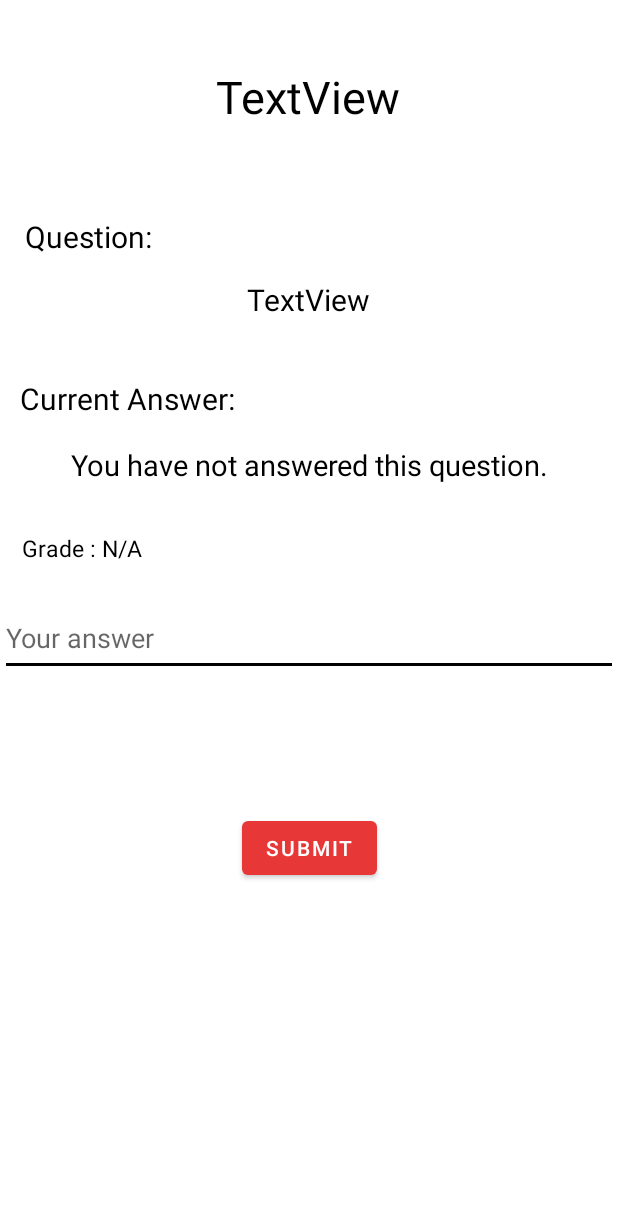
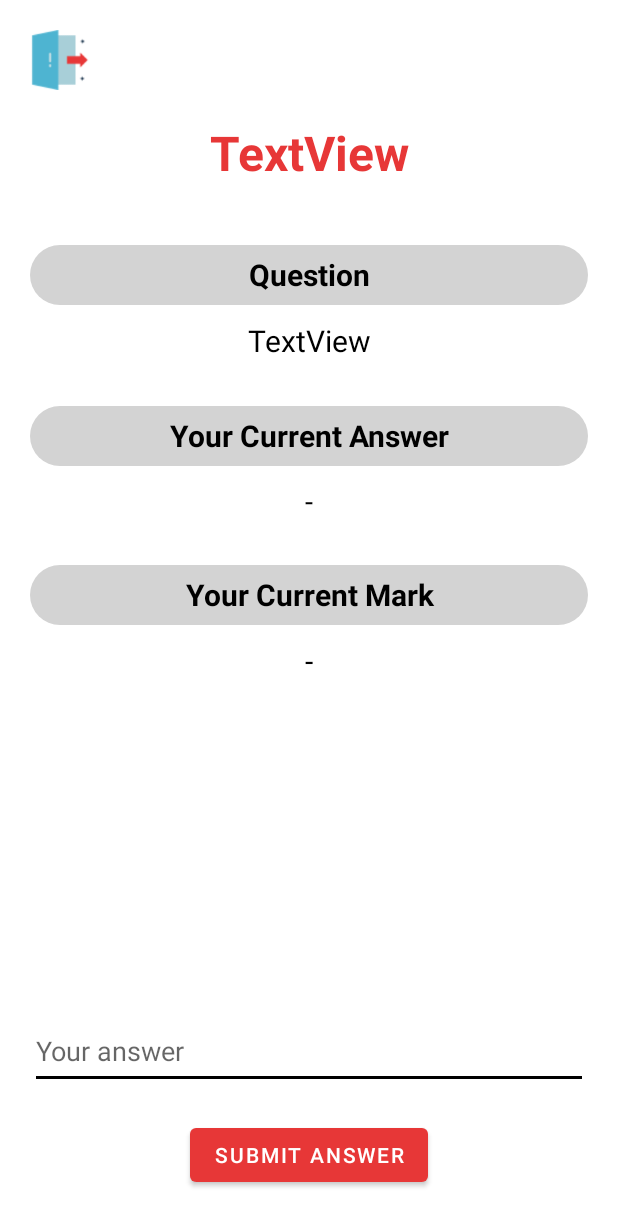
Before and after one commit to MohammadHejri/Mobile-Programming-HW1, an Android app: the StudentHomeworkPage screen opened directly, with no data from a screen before it, on a phone screen of 412 x 824 dp. Shown: the top 1226 px of the screen. Run offline under Robolectric (Android 15) with nearby library versions, the phone set to English and light mode, and no system bars; 3 statements that could not run were skipped.

Commit message:
homework Submission done

```diff
--- a/app/src/main/java/edu/sharif/courseware/controller/HomeworkController.java
+++ b/app/src/main/java/edu/sharif/courseware/controller/HomeworkController.java
@@ -32,7 +32,6 @@ public class HomeworkController {
     }
 
     public ArrayList<Homework> getHomeworksByCourse(int courseId) {
-        Course course = Course.getCourse(context, courseId);
         try {
             return Homework.getHomeworksOfCourse(context, courseId);
         } catch (Exception e){
--- a/app/src/main/java/edu/sharif/courseware/model/Submission.java
+++ b/app/src/main/java/edu/sharif/courseware/model/Submission.java
@@ -67,7 +67,7 @@ public class Submission {
         contentValues.put(DBHelper.HOMEWORK_COURSE_ID, course_id);
         contentValues.put(DBHelper.SUBMISSION_STUDENT, studentUsername);
         contentValues.put(DBHelper.SUBMISSION_ANSWER, answer);
-
+        contentValues.put(DBHelper.SUBMISSION_MARK, -1);
         db.insert(DBHelper.SUBMISSION_TABLE_NAME, null, contentValues);
         Homework homework = Homework.getHomework(context, course_id, hwName);
         Student student = Student.getStudent(context, studentUsername);
--- a/app/src/main/java/edu/sharif/courseware/view/StudentCoursePage.java
+++ b/app/src/main/java/edu/sharif/courseware/view/StudentCoursePage.java
@@ -72,7 +72,7 @@ public class StudentCoursePage extends AppCompatActivity implements HomeworkRecy
                 if (error == null) {
                     Homework homework = homeworkController.getHomework(CourseRepository.getInstance().getCourseId(), homeworkName);
                     if (homework != null) {
-                        String message = "Successfully entered " + homework.getName() + " homework page";
+                        String message = "Successfully entered " + homework.getName() + " page";
                         Toast.makeText(getApplicationContext(), message, Toast.LENGTH_SHORT).show();
                         HomeworkRepository.getInstance().setHomeworkName(homeworkName);
                         startActivity(new Intent(StudentCoursePage.this, StudentHomeworkPage.class));
@@ -122,7 +122,7 @@ public class StudentCoursePage extends AppCompatActivity implements HomeworkRecy
     @Override
     public void onHomeworkClick(int position) {
         Homework homework = mHomeworks.get(position);
-        String message = "Successfully entered " + homework.getName() + " homework page";
+        String message = "Successfully entered " + homework.getName() + " page";
         Toast.makeText(getApplicationContext(), message, Toast.LENGTH_SHORT).show();
         HomeworkRepository.getInstance().setHomeworkName(homework.getName());
         startActivity(new Intent(StudentCoursePage.this, StudentHomeworkPage.class));
--- a/app/src/main/java/edu/sharif/courseware/view/StudentHomeworkPage.java
+++ b/app/src/main/java/edu/sharif/courseware/view/StudentHomeworkPage.java
@@ -4,6 +4,7 @@ import androidx.appcompat.app.AppCompatActivity;
 
 import android.annotation.SuppressLint;
 import android.os.Bundle;
+import android.util.Log;
 import android.view.View;
 import android.widget.Button;
 import android.widget.EditText;
@@ -30,6 +31,7 @@ public class StudentHomeworkPage extends AppCompatActivity {
         Course course = CourseRepository.getInstance().getCourse(getApplicationContext());
         Homework homework = Homework.getHomework(getApplicationContext(),course.getId(),
                 HomeworkRepository.getInstance().getHomeworkName());
+
         TextView homeworkName = findViewById(R.id.homeworkName);
         TextView homeworkQuestion = findViewById(R.id.homeworkQuestion);
         TextView homeworkGrade = findViewById(R.id.homeworkGrade);
@@ -38,17 +40,18 @@ public class StudentHomeworkPage extends AppCompatActivity {
         Button submitButton = findViewById(R.id.submitButton);
 
         try {
-            submission = Submission.getSubmission(getApplicationContext(),course.getId(),homework.getName(),
+            submission = Submission.getSubmission(getApplicationContext(), course.getId(), homework.getName(),
                     LoginRepository.getInstance().getUsername());
-            previousAnswer.setText(submission.getAnswer());
-            homeworkGrade.setText(submission.getMark() == -1 ? "Grade : N/A" : "Grade : " + Float.toString(submission.getMark()));
-        }catch (Exception e) {
+            submitButton.setText("UPDATE ANSWER");
+            previousAnswer.setText(submission.getAnswer().trim().isEmpty()? "-" : submission.getAnswer().trim());
+            homeworkGrade.setText(submission.getMark() == (float) -1 ? "-" : String.valueOf(submission.getMark()));
+        } catch (Exception e) {
             submission = null;
-            homeworkGrade.setText("Grade : N/A");
-            previousAnswer.setText("You have not answered this question.");
+            homeworkGrade.setText("-");
+            previousAnswer.setText("-");
         }
 
-        submitButton.setEnabled(submission == null || submission.getMark() != -1);
+        submitButton.setEnabled(submission == null || submission.getMark() == -1);
         homeworkName.setText(homework.getName());
         homeworkQuestion.setText(homework.getQuestion());
         submitButton.setOnClickListener(new View.OnClickListener() {
@@ -59,15 +62,15 @@ public class StudentHomeworkPage extends AppCompatActivity {
                 if(submission == null){
                     submission = Submission.createSubmission(getApplicationContext(), course.getId(),
                             homework.getName(), LoginRepository.getInstance().getUsername(), answer);
-                    Toast.makeText(getApplicationContext(), "Your answer has been submitted.", Toast.LENGTH_SHORT).show();
+                    Toast.makeText(getApplicationContext(), "Answer successfully submitted", Toast.LENGTH_SHORT).show();
+                    submitButton.setText("UPDATE ANSWER");
                 } else {
                     Submission.updateSubmissionAnswer(getApplicationContext(), course.getId(),
                             homework.getName(), LoginRepository.getInstance().getUsername(), answer);
-                    Toast.makeText(getApplicationContext(), "Your answer has been updated.", Toast.LENGTH_SHORT).show();
+                    Toast.makeText(getApplicationContext(), "Answer successfully updated", Toast.LENGTH_SHORT).show();
                 }
+                homeworkAnswer.setText("");
             }
         });
-
-
     }
 }
--- a/app/src/main/res/layout/activity_student_homework_page.xml
+++ b/app/src/main/res/layout/activity_student_homework_page.xml
@@ -4,117 +4,145 @@
     xmlns:tools="http://schemas.android.com/tools"
     android:layout_width="match_parent"
     android:layout_height="match_parent"
+    android:paddingLeft="@dimen/activity_horizontal_margin"
+    android:paddingTop="@dimen/activity_vertical_margin"
+    android:paddingRight="@dimen/activity_horizontal_margin"
+    android:paddingBottom="@dimen/activity_vertical_margin"
     tools:context=".view.StudentHomeworkPage">
 
     <TextView
         android:id="@+id/previousAnswer"
         android:layout_width="match_parent"
         android:layout_height="wrap_content"
+        android:layout_marginTop="10dp"
         android:text="TextView"
         android:textAlignment="center"
         android:textColor="@color/black"
         android:textSize="19sp"
-        app:layout_constraintBottom_toBottomOf="parent"
         app:layout_constraintEnd_toEndOf="parent"
-        app:layout_constraintHorizontal_bias="0.048"
         app:layout_constraintStart_toStartOf="parent"
-        app:layout_constraintTop_toBottomOf="@+id/homeworkQuestion5"
-        app:layout_constraintVertical_bias="0.034" />
+        app:layout_constraintTop_toBottomOf="@+id/textView2" />
 
     <TextView
-        android:id="@+id/homeworkQuestion5"
-        android:layout_width="wrap_content"
-        android:layout_height="wrap_content"
-        android:text="Current Answer:"
+        android:id="@+id/textView2"
+        android:layout_width="0dp"
+        android:layout_height="40dp"
+        android:layout_marginTop="30dp"
+        android:background="@drawable/layout_bg"
+        android:gravity="center"
+        android:text="Your Current Answer"
+        android:textAllCaps="false"
         android:textColor="@color/black"
-        android:textSize="20sp"
-        app:layout_constraintBottom_toBottomOf="parent"
+        android:textSize="20dp"
+        android:textStyle="bold"
         app:layout_constraintEnd_toEndOf="parent"
         app:layout_constraintHorizontal_bias="0.049"
         app:layout_constraintStart_toStartOf="parent"
-        app:layout_constraintTop_toBottomOf="@+id/homeworkName"
-        app:layout_constraintVertical_bias="0.235" />
+        app:layout_constraintTop_toBottomOf="@+id/homeworkQuestion" />
 
     <TextView
-        android:id="@+id/homeworkQuestion4"
-        android:layout_width="wrap_content"
-        android:layout_height="wrap_content"
-        android:text="Question: "
+        android:id="@+id/textView5"
+        android:layout_width="0dp"
+        android:layout_height="40dp"
+        android:layout_marginTop="30dp"
+        android:background="@drawable/layout_bg"
+        android:gravity="center"
+        android:text="Your Current Mark"
+        android:textAllCaps="false"
         android:textColor="@color/black"
-        android:textSize="20sp"
-        app:layout_constraintBottom_toBottomOf="parent"
+        android:textSize="20dp"
+        android:textStyle="bold"
         app:layout_constraintEnd_toEndOf="parent"
-        app:layout_constraintHorizontal_bias="0.051"
+        app:layout_constraintHorizontal_bias="0.875"
         app:layout_constraintStart_toStartOf="parent"
-        app:layout_constraintTop_toBottomOf="@+id/homeworkName"
-        app:layout_constraintVertical_bias="0.083" />
+        app:layout_constraintTop_toBottomOf="@+id/previousAnswer" />
+
+    <TextView
+        android:id="@+id/textView1"
+        android:layout_width="0dp"
+        android:layout_height="40dp"
+        android:layout_marginTop="40dp"
+        android:background="@drawable/layout_bg"
+        android:gravity="center"
+        android:text="Question"
+        android:textAlignment="center"
+        android:textColor="@color/black"
+        android:textSize="20dp"
+        android:textStyle="bold"
+        app:layout_constraintEnd_toEndOf="parent"
+        app:layout_constraintStart_toStartOf="parent"
+        app:layout_constraintTop_toBottomOf="@+id/homeworkName" />
 
     <TextView
         android:id="@+id/homeworkGrade"
-        android:layout_width="wrap_content"
+        android:layout_width="0dp"
         android:layout_height="wrap_content"
+        android:layout_marginTop="10dp"
         android:text="TextView"
+        android:textAlignment="center"
+        android:textAllCaps="false"
         android:textColor="@color/black"
-        android:textSize="15sp"
-        app:layout_constraintBottom_toBottomOf="parent"
+        android:textSize="20dp"
         app:layout_constraintEnd_toEndOf="parent"
-        app:layout_constraintHorizontal_bias="0.045"
         app:layout_constraintStart_toStartOf="parent"
-        app:layout_constraintTop_toBottomOf="@+id/previousAnswer"
-        app:layout_constraintVertical_bias="0.067" />
+        app:layout_constraintTop_toBottomOf="@+id/textView5" />
 
     <TextView
         android:id="@+id/homeworkName"
         android:layout_width="wrap_content"
         android:layout_height="wrap_content"
+        android:layout_marginTop="60dp"
         android:text="TextView"
-        android:textColor="@color/black"
-        android:textSize="30sp"
-        app:layout_constraintBottom_toBottomOf="parent"
+        android:textAlignment="center"
+        android:textColor="@color/red1"
+        android:textSize="32dp"
+        android:textStyle="bold"
         app:layout_constraintEnd_toEndOf="parent"
-        app:layout_constraintHorizontal_bias="0.498"
         app:layout_constraintStart_toStartOf="parent"
-        app:layout_constraintTop_toTopOf="parent"
-        app:layout_constraintVertical_bias="0.056" />
+        app:layout_constraintTop_toTopOf="parent" />
 
     <TextView
         android:id="@+id/homeworkQuestion"
-        android:layout_width="wrap_content"
+        android:layout_width="0dp"
         android:layout_height="wrap_content"
+        android:layout_marginTop="10dp"
         android:text="TextView"
+        android:textAlignment="center"
         android:textColor="@color/black"
         android:textSize="20sp"
-        app:layout_constraintBottom_toBottomOf="parent"
         app:layout_constraintEnd_toEndOf="parent"
-        app:layout_constraintHorizontal_bias="0.498"
         app:layout_constraintStart_toStartOf="parent"
-        app:layout_constraintTop_toBottomOf="@+id/homeworkQuestion4"
-        app:layout_constraintVertical_bias="0.023" />
+        app:layout_constraintTop_toBottomOf="@+id/textView1" />
 
     <EditText
         android:id="@+id/homeworkAnswer"
         android:layout_width="match_parent"
         android:layout_height="wrap_content"
-        android:ems="10"
+        android:layout_marginBottom="20dp"
         android:gravity="start|top"
         android:hint="Your answer"
         android:inputType="textMultiLine"
         android:minHeight="48dp"
-        app:layout_constraintBottom_toBottomOf="parent"
+        app:layout_constraintBottom_toTopOf="@+id/submitButton"
         app:layout_constraintEnd_toEndOf="parent"
-        app:layout_constraintHorizontal_bias="0.0"
-        app:layout_constraintStart_toStartOf="parent"
-        app:layout_constraintTop_toBottomOf="@+id/homeworkGrade"
-        app:layout_constraintVertical_bias="0.067" />
+        app:layout_constraintStart_toStartOf="parent" />
 
     <Button
         android:id="@+id/submitButton"
         android:layout_width="wrap_content"
         android:layout_height="wrap_content"
-        android:text="Submit"
+        android:layout_marginBottom="10dp"
+        android:text="SUBMIT ANSWER"
         app:layout_constraintBottom_toBottomOf="parent"
         app:layout_constraintEnd_toEndOf="parent"
+        app:layout_constraintStart_toStartOf="parent" />
+
+    <ImageView
+        android:id="@+id/logoutIcon"
+        android:layout_width="40dp"
+        android:layout_height="40dp"
         app:layout_constraintStart_toStartOf="parent"
-        app:layout_constraintTop_toBottomOf="@+id/homeworkAnswer"
-        app:layout_constraintVertical_bias="0.278" />
+        app:layout_constraintTop_toTopOf="parent"
+        app:srcCompat="@drawable/ic_logout" />
+
 </androidx.constraintlayout.widget.ConstraintLayout>
```
